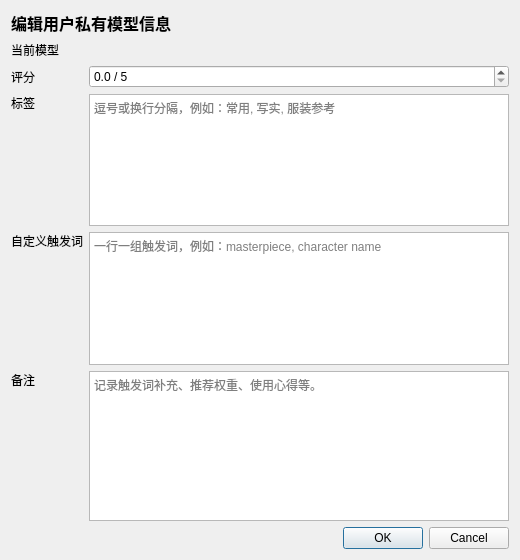
hanbinhsh/SD-LoRA-Manager, file modelnotedialog.ui: the form before one commit.
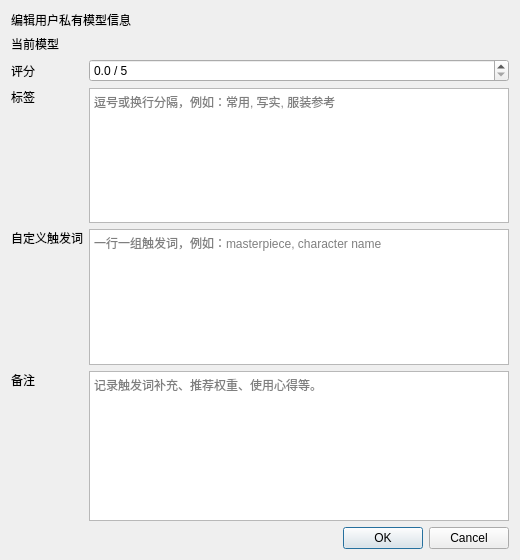
The form after the commit.

```diff
--- a/modelnotedialog.ui
+++ b/modelnotedialog.ui
@@ -19,9 +19,6 @@
      <property name="text">
       <string>编辑用户私有模型信息</string>
      </property>
-     <property name="styleSheet">
-      <string notr="true">font-size: 16px; font-weight: bold;</string>
-     </property>
     </widget>
    </item>
    <item>
```
Lines whose indentation alone changed are shown as unchanged.
